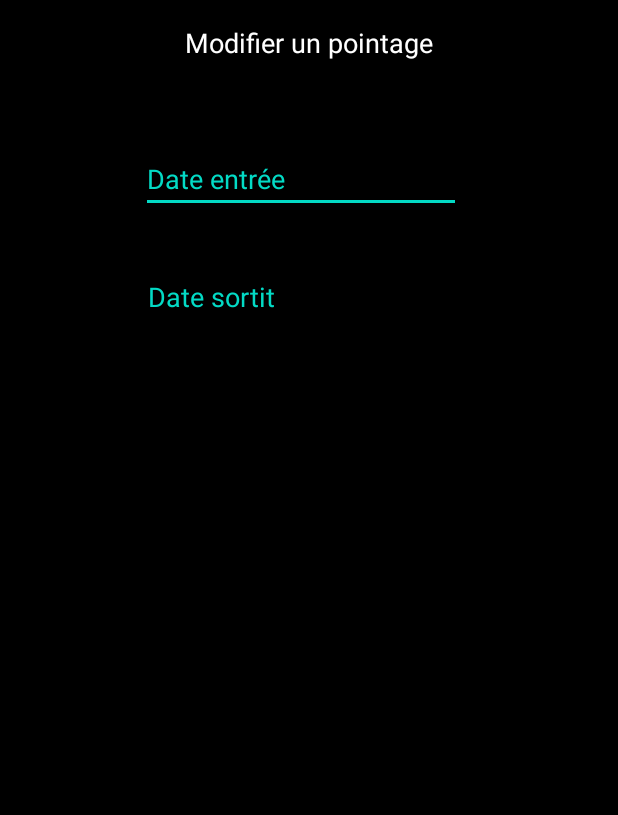
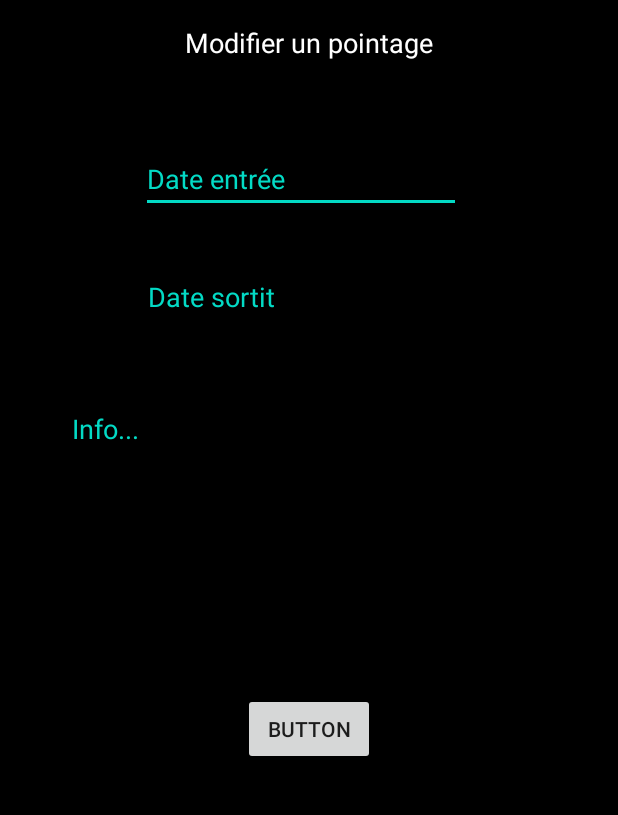
Before and after one commit to bmax152/Pointeuse, an Android app: the CreateOrUpdateActivity screen opened directly, with no data from a screen before it, on a phone screen of 412 x 824 dp, the part 84-899 px from its top. Run offline under Robolectric (Android 15) with nearby library versions, the phone set to English and light mode, and no system bars.

Commit message:
Update d'un pointage OK

```diff
--- a/app/src/main/java/mb/solo/pointeuse/CreateOrUpdateActivity.java
+++ b/app/src/main/java/mb/solo/pointeuse/CreateOrUpdateActivity.java
@@ -8,6 +8,7 @@ import android.os.Bundle;
 import android.text.InputType;
 import android.util.Log;
 import android.view.View;
+import android.widget.Button;
 import android.widget.DatePicker;
 import android.widget.EditText;
 import android.widget.TextView;
@@ -19,50 +20,75 @@ import java.util.Calendar;
 import java.util.Date;
 
 import mb.solo.pointeuse.model.Point;
+import mb.solo.pointeuse.orm.PointDao;
 
 public class CreateOrUpdateActivity extends AppCompatActivity {
 
     Point element;
     EditText edtDate1;
     EditText edtDate2;
+    EditText info;
     DatePickerDialog picker;
     TimePickerDialog pickerT;
     String txtPoint;
+    Button submit;
+
+    private String patternFormat = "dd/MM/yyyy kk:mm";
+    private SimpleDateFormat myFormat = new SimpleDateFormat(patternFormat);
 
     @Override
     protected void onCreate(Bundle savedInstanceState) {
         super.onCreate(savedInstanceState);
         setContentView(R.layout.activity_create_or_update);
-
+        edtDate1 = findViewById(R.id.edt_date_entree);
+        edtDate2 = findViewById(R.id.edt_date_sortit);
+        info = findViewById(R.id.edt_info_cor);
         element = (Point)getIntent().getSerializableExtra("updatePoint");
 
         //Log.i("orm", String.valueOf(element));
         //https://www.tutorialspoint.com/how-to-use-date-time-picker-in-android
 
         makePicker();
+
+        makeSubmit();
     }
 
     private void makePicker(){
-        edtDate1 = findViewById(R.id.edt_date_entree);
-        edtDate2 = findViewById(R.id.edt_date_sortit);
-
-        prepareEdt(edtDate1);
-        prepareEdt(edtDate2);
+        if(element != null){
+            edtDate1.setText(myFormat.format(element.getDateEntre()));
+            edtDate2.setText(myFormat.format(element.getDateSortie()));
+            info.setText(element.getInfo());
+        }
+        prepareEdt(edtDate1, true);
+        prepareEdt(edtDate2, false);
     }
 
-    private void prepareEdt(EditText edt){
+    private void prepareEdt(EditText edt, boolean startOrFinish){
         edt.setInputType(InputType.TYPE_NULL);
         edt.setOnClickListener(new View.OnClickListener(){
             @Override
             public void onClick(View v) {
                 final Calendar cldr = Calendar.getInstance();
-                int day = cldr.get(Calendar.DAY_OF_MONTH);
-                int month = cldr.get(Calendar.MONTH);
-                int year = cldr.get(Calendar.YEAR);
-                int hour = cldr.get(Calendar.HOUR);
-                int min = cldr.get(Calendar.MINUTE);
+                int day;
+                int month;
+                int year;
+                int hour;
+                int min;
+                Date choice;
+                if(element != null){
+                    if(startOrFinish){
+                        choice = element.getDateEntre();
+                    }else{
+                        choice = element.getDateSortie();
+                    }
+                    cldr.setTime(choice);
+                }
+                day = cldr.get(Calendar.DAY_OF_MONTH);
+                month = cldr.get(Calendar.MONTH);
+                year = cldr.get(Calendar.YEAR);
+                hour = cldr.get(Calendar.HOUR);
+                min = cldr.get(Calendar.MINUTE);
 
-                // date picker dialog
                 picker = new DatePickerDialog(CreateOrUpdateActivity.this,
                         new DatePickerDialog.OnDateSetListener() {
                             @Override
@@ -85,15 +111,35 @@ public class CreateOrUpdateActivity extends AppCompatActivity {
             }
         });
     }
+
+    private void makeSubmit() {
+        submit = findViewById(R.id.btn_submit_cor);
+        submit.setOnClickListener(v -> {
+            String date1Txt = edtDate1.getText().toString();
+            String date2Txt = edtDate2.getText().toString();
+            if(!date1Txt.equals("") && !date2Txt.equals("")){
+                Date date1 = new Date();
+                Date date2 = new Date();
+                try {
+                    date1 = new SimpleDateFormat("dd/MM/yyyy hh:mm").parse(date1Txt);
+                    date2 = new SimpleDateFormat("dd/MM/yyyy hh:mm").parse(date2Txt);
+                } catch (ParseException e) {
+                    e.printStackTrace();
+                }
+                if(date2.after(date1)){
+                    if(element != null){
+                        element.setDateEntre(date1);
+                        element.setDateSortie(date2);
+                        element.setInfo(info.getText().toString());
+                    }else{
+                        Point point = new Point(date1, info.getText().toString());
+                        point.setDateSortie(date2);
+                        element = point;
+                    }
+                    PointDao dao = new PointDao(CreateOrUpdateActivity.this);
+                    dao.createOrUpdate(element);
+                }
+            }
+        });
+    }
 }
-/*
-* @Override
-   public void onTimeSet(TimePicker view, int hourOfDay, int minute) {
-      myHour = hourOfDay;
-      myMinute = minute;
-      textView.setText("Year: " + myYear + "\n" +
-         "Month: " + myMonth + "\n" +
-         "Day: " + myday + "\n" +
-         "Hour: " + myHour + "\n" +
-         "Minute: " + myMinute);
-   }*/
--- a/app/src/main/res/layout/activity_create_or_update.xml
+++ b/app/src/main/res/layout/activity_create_or_update.xml
@@ -54,4 +54,32 @@
         app:layout_constraintEnd_toEndOf="parent"
         app:layout_constraintStart_toStartOf="parent"
         app:layout_constraintTop_toBottomOf="@+id/edt_date_entree" />
+
+    <EditText
+        android:id="@+id/edt_info_cor"
+        android:layout_width="324dp"
+        android:layout_height="42dp"
+        android:layout_marginStart="43dp"
+        android:layout_marginTop="46dp"
+        android:layout_marginEnd="44dp"
+        android:ems="10"
+        android:hint="Info..."
+        android:inputType="textPersonName"
+        android:textColor="@android:color/background_light"
+        android:textColorHint="@color/colorAccent"
+        app:layout_constraintEnd_toEndOf="parent"
+        app:layout_constraintStart_toStartOf="parent"
+        app:layout_constraintTop_toBottomOf="@+id/edt_date_sortit" />
+
+    <Button
+        android:id="@+id/btn_submit_cor"
+        android:layout_width="wrap_content"
+        android:layout_height="wrap_content"
+        android:layout_marginStart="161dp"
+        android:layout_marginEnd="162dp"
+        android:layout_marginBottom="258dp"
+        android:text="Button"
+        app:layout_constraintBottom_toBottomOf="parent"
+        app:layout_constraintEnd_toEndOf="parent"
+        app:layout_constraintStart_toStartOf="parent" />
 </androidx.constraintlayout.widget.ConstraintLayout>
```
